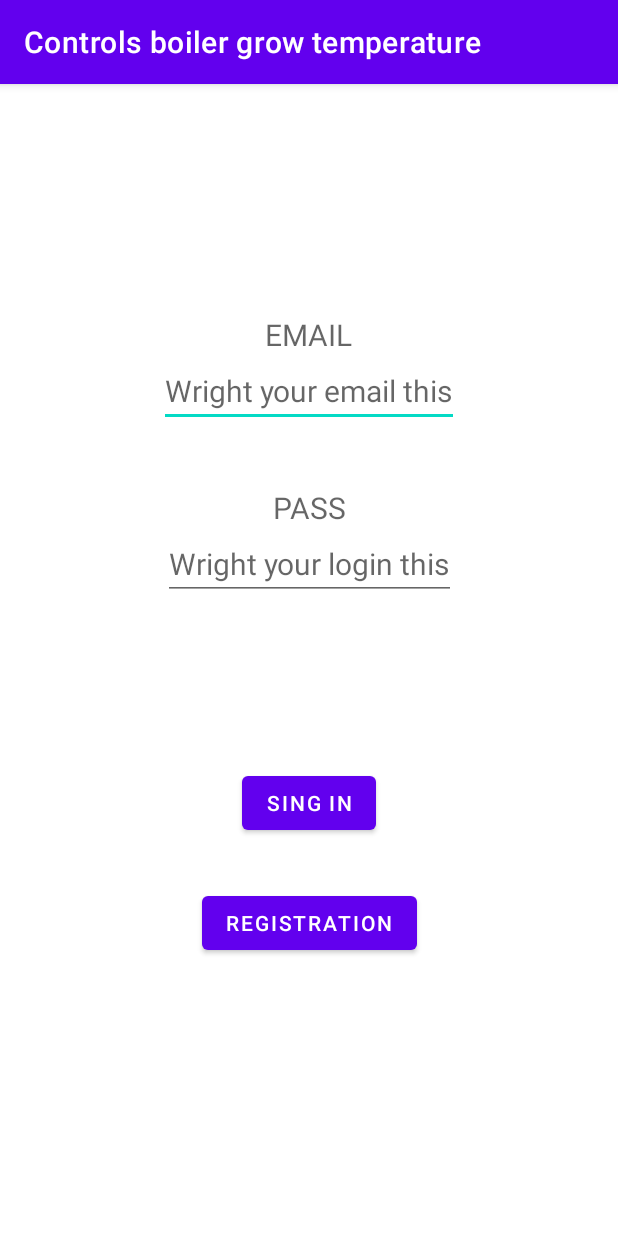
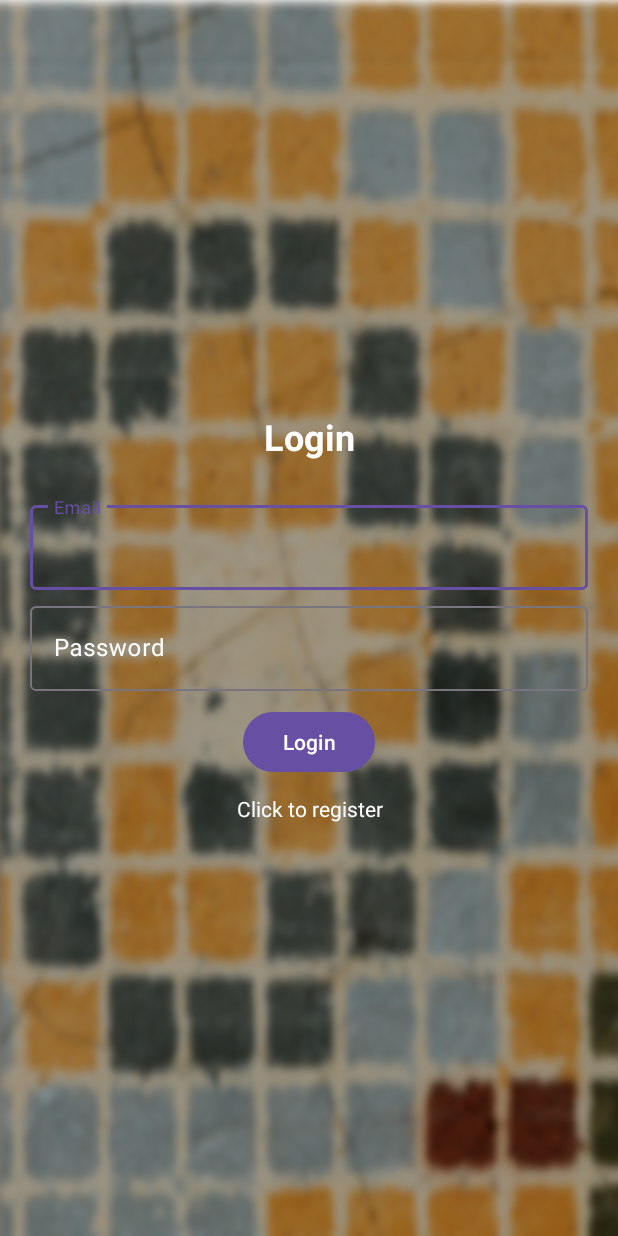
Before and after one commit to Samurai-lab/Client-app-for-control-temperature, an Android app: the screen it shows after launch (AuthActivity before the commit, Login after it), on a phone screen of 412 x 824 dp. Run offline under Robolectric (Android 15) with nearby library versions, the phone set to English and light mode, and no system bars; our stand-ins replace Firebase (no records; nobody signed in at launch, a user with empty details on screens opened directly).

Commit message:
cv 0.0.5

```diff
--- a/Controlsboilergrowtemperature/app/build.gradle
+++ b/Controlsboilergrowtemperature/app/build.gradle
@@ -56,4 +56,7 @@ dependencies {
     // When using the BoM, you don't specify versions in Firebase library dependencies
     implementation 'com.google.firebase:firebase-firestore'
 
+    //Blur background
+
+
 }
--- a/Controlsboilergrowtemperature/app/src/main/java/com/example/controlsboilergrowtemperature/AuthActivity.java
+++ /dev/null
@@ -1,92 +0,0 @@
-package com.example.controlsboilergrowtemperature;
-
-import static android.content.ContentValues.TAG;
-
-import androidx.annotation.NonNull;
-import androidx.appcompat.app.AlertDialog;
-import androidx.appcompat.app.AppCompatActivity;
-
-import android.annotation.SuppressLint;
-import android.content.Intent;
-import android.os.Bundle;
-import android.os.CountDownTimer;
-import android.provider.Settings;
-import android.util.Log;
-import android.view.View;
-import android.widget.Button;
-import android.widget.EditText;
-import android.widget.TextView;
-import android.widget.Toast;
-
-import com.google.android.gms.tasks.OnFailureListener;
-import com.google.android.gms.tasks.OnSuccessListener;
-import com.google.firebase.auth.AuthResult;
-import com.google.firebase.auth.FirebaseAuth;
-import com.google.firebase.firestore.DocumentSnapshot;
-import com.google.firebase.firestore.FirebaseFirestore;
-
-import java.util.HashMap;
-
-public class AuthActivity extends AppCompatActivity {
-
-    private EditText mailEditText;
-    private EditText passEditText;
-
-    private Button loginBtn;
-    private Button registerBtn;
-    private FirebaseAuth firebaseAuth;
-
-    protected void onCreate(Bundle savedInstanceState) {
-        super.onCreate(savedInstanceState);
-        setContentView(R.layout.activity_auth);
-        firebaseAuth = FirebaseAuth.getInstance();
-
-        mailEditText = findViewById(R.id.mailEditText);
-        passEditText = findViewById(R.id.passEditText);
-        loginBtn = findViewById(R.id.loginBtn);
-        registerBtn = findViewById(R.id.registerBtn);
-
-        registerBtn.setOnClickListener(new View.OnClickListener() {
-            @Override
-            public void onClick(View view) {
-                String getEmail = mailEditText.getText().toString();
-                String getPass = passEditText.getText().toString();
-                firebaseAuth.createUserWithEmailAndPassword(getEmail, getPass).
-                        addOnSuccessListener(new OnSuccessListener<AuthResult>() {
-                    @Override
-                    public void onSuccess(AuthResult authResult) {
-                        Intent intent = new Intent(AuthActivity.this, MainActivity.class);
-                        startActivity(intent);
-                        Toast.makeText(AuthActivity.this, "Account created", Toast.LENGTH_SHORT).show();
-                    }
-                }).addOnFailureListener(new OnFailureListener() {
-                            @Override
-                            public void onFailure(@NonNull Exception e) {
-                                Toast.makeText(AuthActivity.this, "Write information in line", Toast.LENGTH_SHORT).show();
-                            }
-                        });
-            }
-        });
-        loginBtn.setOnClickListener(new View.OnClickListener() {
-            @Override
-            public void onClick(View view) {
-                String getEmail = mailEditText.getText().toString();
-                String getPass = passEditText.getText().toString();
-                firebaseAuth.signInWithEmailAndPassword(getEmail, getPass).addOnSuccessListener(new OnSuccessListener<AuthResult>() {
-                    @Override
-                    public void onSuccess(AuthResult authResult) {
-                        Intent intent = new Intent(AuthActivity.this, MainActivity.class);
-                        intent.putExtra("email", mailEditText.getText().toString());
-                        startActivity(intent);
-                        Toast.makeText(AuthActivity.this, "Welcome!", Toast.LENGTH_SHORT).show();
-                    }
-                }).addOnFailureListener(new OnFailureListener() {
-                    @Override
-                    public void onFailure(@NonNull Exception e) {
-                        Toast.makeText(AuthActivity.this, "Email of pass is wrong!", Toast.LENGTH_SHORT).show();
-                    }
-                });
-            }
-        });
-    }
-}
--- /dev/null
+++ b/Controlsboilergrowtemperature/app/src/main/java/com/example/controlsboilergrowtemperature/Login.java
@@ -0,0 +1,105 @@
+package com.example.controlsboilergrowtemperature;
+
+import static android.content.ContentValues.TAG;
+
+import androidx.annotation.NonNull;
+import androidx.appcompat.app.AppCompatActivity;
+
+import android.app.Activity;
+import android.content.Intent;
+import android.graphics.Bitmap;
+import android.os.Bundle;
+import android.text.TextUtils;
+import android.util.Log;
+import android.view.View;
+import android.widget.Button;
+import android.widget.ProgressBar;
+import android.widget.TextView;
+import android.widget.Toast;
+
+import com.google.android.gms.tasks.OnCompleteListener;
+import com.google.android.gms.tasks.Task;
+import com.google.android.material.textfield.TextInputEditText;
+import com.google.firebase.auth.AuthResult;
+import com.google.firebase.auth.FirebaseAuth;
+import com.google.firebase.auth.FirebaseUser;
+
+public class Login extends AppCompatActivity {
+
+    private TextInputEditText emailEditText, passwordEditText;
+    private Button loginBtn;
+    private FirebaseAuth mAuth;
+    private TextView intentTextView;
+    ProgressBar progressBar;
+
+    @Override
+    public void onStart() {
+        super.onStart();
+        // Check if user is signed in (non-null) and update UI accordingly.
+        FirebaseUser currentUser = mAuth.getCurrentUser();
+        if(currentUser != null){
+            Intent intent = new Intent(getApplicationContext(), MainActivity.class);
+            startActivity(intent);
+            finish();
+        }
+    }
+
+    @Override
+    protected void onCreate(Bundle savedInstanceState) {
+        super.onCreate(savedInstanceState);
+        setContentView(R.layout.activity_login);
+
+        emailEditText = findViewById(R.id.email_editText);
+        passwordEditText = findViewById(R.id.password_editText);
+        loginBtn = findViewById(R.id.login_btn);
+        mAuth = FirebaseAuth.getInstance();
+        progressBar = findViewById(R.id.progressBar);
+        intentTextView = findViewById(R.id.registerNow);
+
+        intentTextView.setOnClickListener(new View.OnClickListener() {
+            @Override
+            public void onClick(View view) {
+                Intent intent = new Intent(getApplicationContext(), Register.class);
+                startActivity(intent);
+                finish();
+            }
+        });
+
+        loginBtn.setOnClickListener(new View.OnClickListener() {
+            @Override
+            public void onClick(View view) {
+                progressBar.setVisibility(View.VISIBLE);
+                String getEmail, getPassword;
+
+                getEmail = String.valueOf(emailEditText.getText());
+                getPassword = String.valueOf(passwordEditText.getText());
+
+                if (TextUtils.isEmpty(getEmail)) {
+                    Toast.makeText(Login.this, "Enter email", Toast.LENGTH_SHORT).show();
+                    return;
+                }
+                if (TextUtils.isEmpty(getPassword)) {
+                    Toast.makeText(Login.this, "Entre password", Toast.LENGTH_SHORT).show();
+                    return;
+                }
+
+                mAuth.signInWithEmailAndPassword(getEmail, getPassword)
+                        .addOnCompleteListener(new OnCompleteListener<AuthResult>() {
+                            @Override
+                            public void onComplete(@NonNull Task<AuthResult> task) {
+                                progressBar.setVisibility(View.GONE);
+                                if (task.isSuccessful()) {
+                                    Toast.makeText(Login.this, "Login Successful", Toast.LENGTH_SHORT).show();
+                                    Intent intent = new Intent(getApplicationContext(), MainActivity.class);
+                                    startActivity(intent);
+                                    finish();
+                                } else {
+                                    Toast.makeText(Login.this, "Authentication failed.",
+                                            Toast.LENGTH_SHORT).show();
+                                }
+                            }
+                        });
+            }
+        });
+    }
+}
--- a/Controlsboilergrowtemperature/app/src/main/res/layout/activity_auth.xml
+++ /dev/null
@@ -1,109 +0,0 @@
-<?xml version="1.0" encoding="utf-8"?>
-<androidx.constraintlayout.widget.ConstraintLayout xmlns:android="http://schemas.android.com/apk/res/android"
-    xmlns:app="http://schemas.android.com/apk/res-auto"
-    xmlns:tools="http://schemas.android.com/tools"
-    android:layout_width="match_parent"
-    android:layout_height="match_parent"
-    tools:context=".AuthActivity">
-
-
-    <TextView
-        android:id="@+id/mailTextView"
-        android:layout_width="wrap_content"
-        android:layout_height="wrap_content"
-        android:hint="EMAIL"
-        android:textSize="20sp"
-        app:layout_constraintTop_toTopOf="@+id/guideline4"
-        app:layout_constraintStart_toStartOf="@+id/guideline2"
-        app:layout_constraintEnd_toEndOf="@+id/guideline3"
-        tools:ignore="MissingConstraints"/>
-
-    <EditText
-        android:id="@+id/mailEditText"
-        android:layout_width="wrap_content"
-        android:layout_height="wrap_content"
-        android:hint="Wright your email this"
-        android:textSize="20sp"
-        app:layout_constraintEnd_toEndOf="@+id/guideline3"
-        app:layout_constraintStart_toStartOf="@+id/guideline2"
-        app:layout_constraintTop_toBottomOf="@+id/mailTextView"
-        tools:ignore="MissingConstraints" />
-
-    <TextView
-        android:id="@+id/passTextView"
-        android:layout_width="wrap_content"
-        android:layout_height="wrap_content"
-        android:hint="PASS"
-        android:textSize="20sp"
-        app:layout_constraintTop_toTopOf="@+id/guideline6"
-        app:layout_constraintStart_toStartOf="@+id/guideline2"
-        app:layout_constraintEnd_toEndOf="@+id/guideline3"
-        app:layout_constraintTop_toBottomOf="@+id/mailEditText"
-        tools:ignore="MissingConstraints"/>
-
-    <EditText
-        android:id="@+id/passEditText"
-        android:layout_width="wrap_content"
-        android:layout_height="wrap_content"
-        android:hint="Wright your login this"
-        android:textSize="20sp"
-        app:layout_constraintEnd_toEndOf="@+id/guideline3"
-        app:layout_constraintStart_toStartOf="@+id/guideline2"
-        app:layout_constraintTop_toBottomOf="@+id/passTextView"
-        tools:ignore="MissingConstraints" />
-
-    <Button
-        android:id="@+id/loginBtn"
-        android:text="Sing in"
-        android:layout_width="wrap_content"
-        android:layout_height="wrap_content"
-        app:layout_constraintEnd_toEndOf="@+id/guideline3"
-        app:layout_constraintStart_toStartOf="@+id/guideline2"
-        app:layout_constraintTop_toBottomOf="@+id/passEditText"
-        app:layout_constraintBottom_toTopOf="@id/guideline5"/>
-
-    <Button
-        android:id="@+id/registerBtn"
-        android:layout_width="wrap_content"
-        android:text="Registration"
-        android:layout_height="wrap_content"
-        app:layout_constraintEnd_toEndOf="@+id/guideline3"
-        app:layout_constraintStart_toStartOf="@+id/guideline2"
-        app:layout_constraintTop_toBottomOf="@+id/loginBtn"
-        app:layout_constraintBottom_toTopOf="@id/guideline5"/>
-
-    <androidx.constraintlayout.widget.Guideline
-        android:id="@+id/guideline2"
-        android:layout_width="wrap_content"
-        android:layout_height="wrap_content"
-        android:orientation="vertical"
-        app:layout_constraintGuide_percent="0.2" />
-
-    <androidx.constraintlayout.widget.Guideline
-        android:id="@+id/guideline3"
-        android:layout_width="wrap_content"
-        android:layout_height="wrap_content"
-        android:orientation="vertical"
-        app:layout_constraintGuide_percent="0.8" />
-
-    <androidx.constraintlayout.widget.Guideline
-        android:id="@+id/guideline4"
-        android:layout_width="wrap_content"
-        android:layout_height="wrap_content"
-        android:orientation="horizontal"
-        app:layout_constraintGuide_percent="0.2" />
-
-    <androidx.constraintlayout.widget.Guideline
-        android:id="@+id/guideline5"
-        android:layout_width="wrap_content"
-        android:layout_height="wrap_content"
-        android:orientation="horizontal"
-        app:layout_constraintGuide_percent="0.8" />
-
-    <androidx.constraintlayout.widget.Guideline
-        android:id="@+id/guideline6"
-        android:layout_width="wrap_content"
-        android:layout_height="wrap_content"
-        android:orientation="horizontal"
-        app:layout_constraintGuide_percent="0.35" />
-</androidx.constraintlayout.widget.ConstraintLayout>
--- /dev/null
+++ b/Controlsboilergrowtemperature/app/src/main/res/layout/activity_login.xml
@@ -0,0 +1,78 @@
+<?xml version="1.0" encoding="utf-8"?>
+<LinearLayout xmlns:android="http://schemas.android.com/apk/res/android"
+    xmlns:app="http://schemas.android.com/apk/res-auto"
+    xmlns:tools="http://schemas.android.com/tools"
+    android:gravity="center"
+    android:orientation="vertical"
+    android:layout_width="match_parent"
+    android:layout_height="match_parent"
+    android:padding="20dp"
+    tools:context=".Login"
+    android:background="@drawable/background">
+
+    <TextView
+    android:text="@string/login_text"
+        android:textSize="24sp"
+        android:textStyle="bold"
+        android:gravity="center"
+        android:textColor="@color/white"
+        android:layout_marginBottom="24sp"
+    android:layout_width="match_parent"
+    android:layout_height="wrap_content"/>
+
+    <com.google.android.material.textfield.TextInputLayout
+        android:layout_width="match_parent"
+
+        android:textColorHint="@color/white"
+        android:layout_height="wrap_content">
+        <com.google.android.material.textfield.TextInputEditText
+            android:id="@+id/email_editText"
+            android:hint="@string/email_text"
+            android:layout_width="match_parent"
+            android:textColor="@color/white"
+            android:layout_height="wrap_content"
+            android:layout_marginBottom="5sp"
+            android:inputType="textEmailAddress"/>
+    </com.google.android.material.textfield.TextInputLayout>
+
+    <com.google.android.material.textfield.TextInputLayout
+        android:layout_width="match_parent"
+        android:textColorHint="@color/white"
+        android:layout_height="wrap_content">
+        <com.google.android.material.textfield.TextInputEditText
+            android:id="@+id/password_editText"
+            android:hint="@string/password_text"
+            android:layout_width="match_parent"
+            android:layout_height="wrap_content"
+            android:textColor="@color/white"
+            android:layout_marginBottom="10sp"
+            android:inputType="textPassword"/>
+    </com.google.android.material.textfield.TextInputLayout>
+
+    <Button
+        android:id="@+id/login_btn"
+        android:text="@string/login_text"
+        android:layout_width="wrap_content"
+        android:layout_marginBottom="5sp"
+        android:layout_height="wrap_content"/>
+
+    <com.google.android.material.progressindicator.LinearProgressIndicator
+        android:id="@+id/progressBar"
+        android:visibility="gone"
+        android:layout_width="match_parent"
+        android:layout_marginEnd="120sp"
+        android:layout_marginStart="120sp"
+        android:layout_height="wrap_content"/>
+
+    <TextView
+        android:id="@+id/registerNow"
+        android:text="@string/click_to_register"
+        android:gravity="center"
+        android:layout_marginTop="5sp"
+        android:textColor="@color/white"
+        android:layout_width="match_parent"
+        android:layout_height="wrap_content"/>
+
+
+
+</LinearLayout>
--- a/Controlsboilergrowtemperature/app/src/main/res/values/colors.xml
+++ b/Controlsboilergrowtemperature/app/src/main/res/values/colors.xml
@@ -7,4 +7,5 @@
     <color name="teal_700">#FF018786</color>
     <color name="black">#FF000000</color>
     <color name="white">#FFFFFFFF</color>
+    <color name="my_color">#4F5180</color>
 </resources>
--- a/Controlsboilergrowtemperature/app/src/main/res/values/strings.xml
+++ b/Controlsboilergrowtemperature/app/src/main/res/values/strings.xml
@@ -1,3 +1,10 @@
 <resources>
     <string name="app_name">Controls boiler grow temperature</string>
+    <string name="login_text">Login</string>
+    <string name="email_text">Email</string>
+    <string name="password_text">Password</string>
+    <string name="register_text">Register</string>
+    <string name="clock_to_login">Clock to login</string>
+    <string name="click_to_register">Click to register</string>
+    <string name="logout_text">logout</string>
 </resources>
```
Also changed, not shown: Controlsboilergrowtemperature/app/src/main/AndroidManifest.xml (+12 -5 lines), Controlsboilergrowtemperature/app/src/main/java/com/example/controlsboilergrowtemperature/MainActivity.java (+32 -5 lines), Controlsboilergrowtemperature/app/src/main/java/com/example/controlsboilergrowtemperature/Register.java (added, +106 -0 lines), Controlsboilergrowtemperature/app/src/main/res/layout/activity_main.xml (+38 -0 lines), Controlsboilergrowtemperature/app/src/main/res/layout/activity_register.xml (added, +75 -0 lines), Controlsboilergrowtemperature/app/src/main/res/drawable/background.png (added).
